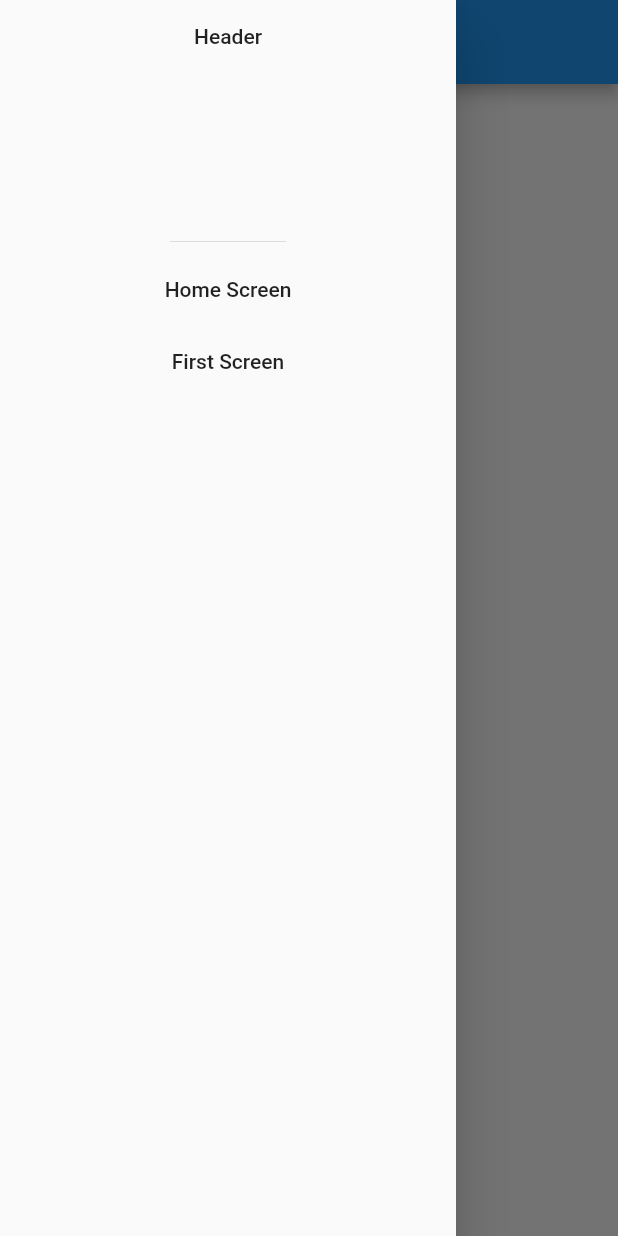
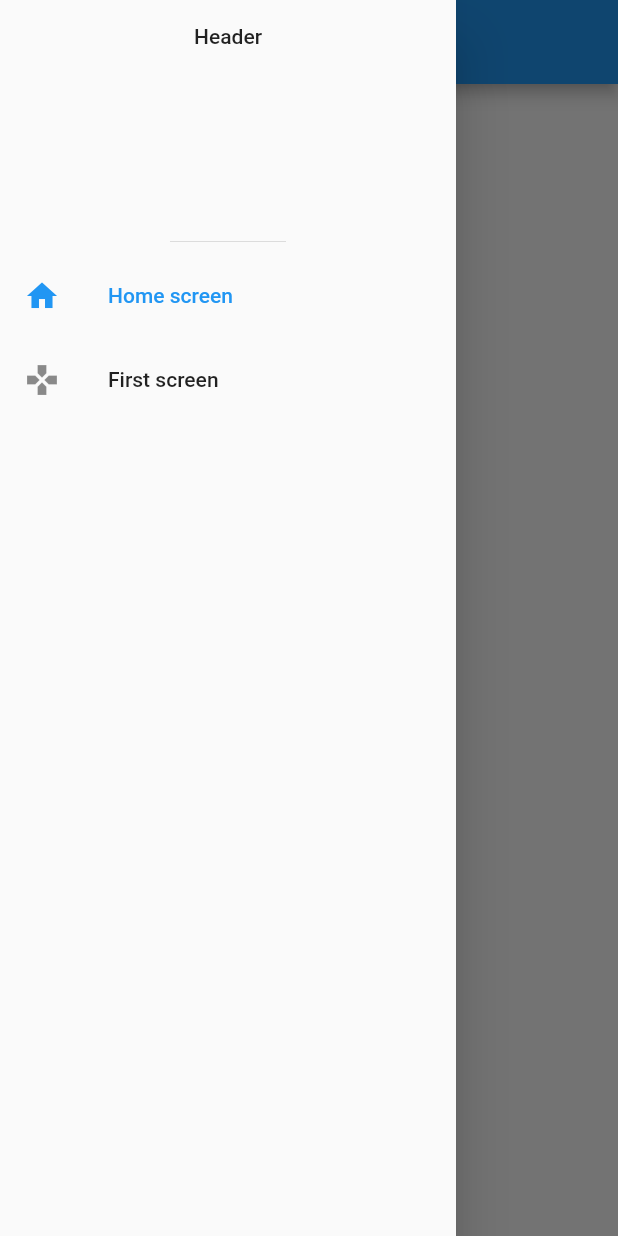
Before and after one commit to CedricVleminckx/flutter_project_navigation, a Flutter app: the screen it shows after launch, with the side drawer open, on a phone screen of 412 x 824 dp. Run offline on Flutter 3.47's test engine with Material 2 defaults, Android fonts, the phone set to English and light mode, and no system bars.

Commit message:
create global drawer menu and show selected drawer item

```diff
--- a/lib/drawerComponent.dart
+++ b/lib/drawerComponent.dart
@@ -2,39 +2,63 @@ import 'package:flutter/material.dart';
 import 'package:project_1/firstScreen.dart';
 import 'package:project_1/homePage.dart';
 
-class DrawerComponent extends StatelessWidget {
+class DrawerItem {
+  String title;
+  IconData icon;
+  Widget widget;
+  DrawerItem(this.title, this.icon, this.widget);
+}
+
+class DrawerComponent extends StatefulWidget {
+  final String currentDrawerItem;
+
+  DrawerComponent({this.currentDrawerItem});
+
+  final drawerItems = [
+    new DrawerItem('Home screen', Icons.home, HomePage()),
+    new DrawerItem('First screen', Icons.games, FirstScreen()),
+  ];
+
+  @override
+  _DrawerComponentState createState() => _DrawerComponentState();
+}
+
+class _DrawerComponentState extends State<DrawerComponent> {
+  _onSelectItem(int index) {
+    Navigator.of(context).pop(); // close the drawer
+    Navigator.push(
+      //Go to new page
+      context,
+      MaterialPageRoute(
+        builder: (context) => widget.drawerItems[index].widget,
+      ),
+    );
+  }
+
   @override
   Widget build(BuildContext context) {
+    var drawerOptions = <Widget>[];
+    for (var i = 0; i < widget.drawerItems.length; i++) {
+      var drawerItem = widget.drawerItems[i];
+      drawerOptions.add(
+        ListTile(
+          leading: Icon(drawerItem.icon),
+          title: Text(drawerItem.title),
+          selected: drawerItem.title == widget.currentDrawerItem,
+          onTap: () => _onSelectItem(i),
+        ),
+      );
+    }
+
     return Drawer(
       child: Column(
         children: <Widget>[
           DrawerHeader(
             child: Text('Header'),
           ),
-          FlatButton(
-            onPressed: () {
-              Navigator.of(context).pop();
-              Navigator.push(
-                context,
-                MaterialPageRoute(
-                  builder: (context) => HomePage(),
-                ),
-              );
-            },
-            child: Text('Home Screen'),
-          ),
-          FlatButton(
-            onPressed: () {
-              Navigator.of(context).pop();
-              Navigator.push(
-                context,
-                MaterialPageRoute(
-                  builder: (context) => FirstScreen(),
-                ),
-              );
-            },
-            child: Text('First Screen'),
-          ),
+          Column(
+            children: drawerOptions,
+          )
         ],
       ),
     );
--- a/lib/firstScreen.dart
+++ b/lib/firstScreen.dart
@@ -8,7 +8,7 @@ class FirstScreen extends StatelessWidget {
       appBar: AppBar(
         title: Text('First Screen'),
       ),
-      drawer: DrawerComponent()
+      drawer: DrawerComponent(currentDrawerItem: 'First screen',)
     );
   }
 }
--- a/lib/homePage.dart
+++ b/lib/homePage.dart
@@ -8,7 +8,7 @@ class HomePage extends StatelessWidget {
       appBar: AppBar(
         title: Text('Home Screen'),
       ),
-      drawer: DrawerComponent()
+      drawer: DrawerComponent(currentDrawerItem: 'Home screen',)
     );
   }
 }
```
